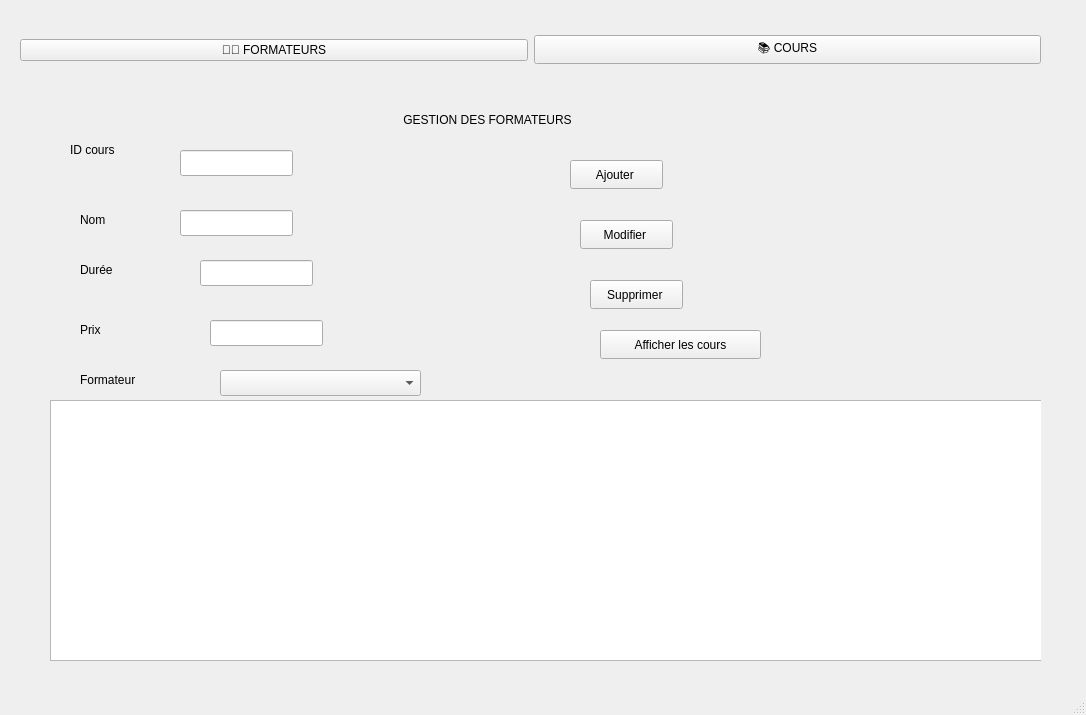
Qt form mainwindow.ui (Ali-belkadhi/QT_2026) before a commit.
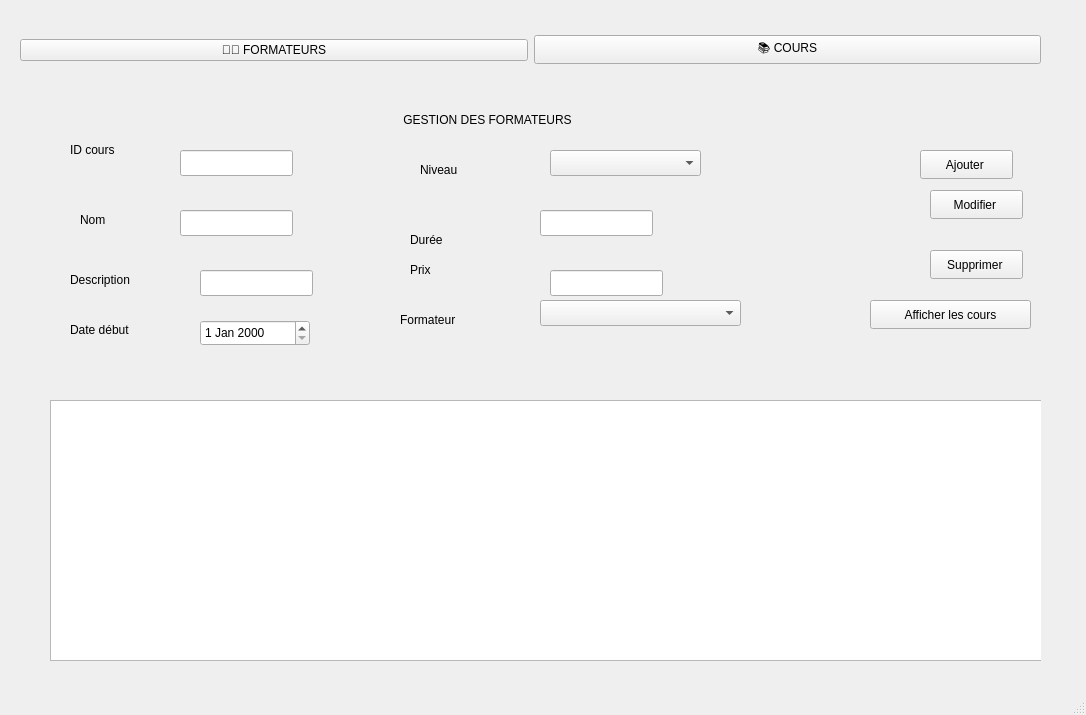
The same form after that commit. The open tabs and pages were chosen to show the change.

```diff
--- a/mainwindow.ui
+++ b/mainwindow.ui
@@ -100,8 +100,8 @@
          <widget class="QLabel" name="label_9">
           <property name="geometry">
            <rect>
-            <x>50</x>
-            <y>150</y>
+            <x>380</x>
+            <y>120</y>
             <width>63</width>
             <height>20</height>
            </rect>
@@ -113,8 +113,8 @@
          <widget class="QLabel" name="label_10">
           <property name="geometry">
            <rect>
-            <x>50</x>
-            <y>210</y>
+            <x>380</x>
+            <y>150</y>
             <width>63</width>
             <height>20</height>
            </rect>
@@ -126,8 +126,8 @@
          <widget class="QLabel" name="label_11">
           <property name="geometry">
            <rect>
-            <x>50</x>
-            <y>260</y>
+            <x>370</x>
+            <y>200</y>
             <width>111</width>
             <height>20</height>
            </rect>
@@ -159,8 +159,8 @@
          <widget class="QComboBox" name="comboFormateur">
           <property name="geometry">
            <rect>
-            <x>190</x>
-            <y>260</y>
+            <x>510</x>
+            <y>190</y>
             <width>201</width>
             <height>26</height>
            </rect>
@@ -169,8 +169,8 @@
          <widget class="QLineEdit" name="editDuree">
           <property name="geometry">
            <rect>
-            <x>170</x>
-            <y>150</y>
+            <x>510</x>
+            <y>100</y>
             <width>113</width>
             <height>26</height>
            </rect>
@@ -179,8 +179,8 @@
          <widget class="QLineEdit" name="editPrix">
           <property name="geometry">
            <rect>
-            <x>180</x>
-            <y>210</y>
+            <x>520</x>
+            <y>160</y>
             <width>113</width>
             <height>26</height>
            </rect>
@@ -189,8 +189,8 @@
          <widget class="QPushButton" name="btnAjouterCours">
           <property name="geometry">
            <rect>
-            <x>540</x>
-            <y>50</y>
+            <x>890</x>
+            <y>40</y>
             <width>93</width>
             <height>29</height>
            </rect>
@@ -202,8 +202,8 @@
          <widget class="QPushButton" name="btnModifierCours">
           <property name="geometry">
            <rect>
-            <x>550</x>
-            <y>110</y>
+            <x>900</x>
+            <y>80</y>
             <width>93</width>
             <height>29</height>
            </rect>
@@ -215,8 +215,8 @@
          <widget class="QPushButton" name="btnSupprimerCours">
           <property name="geometry">
            <rect>
-            <x>560</x>
-            <y>170</y>
+            <x>900</x>
+            <y>140</y>
             <width>93</width>
             <height>29</height>
            </rect>
@@ -228,8 +228,8 @@
          <widget class="QPushButton" name="btnAfficherCours">
           <property name="geometry">
            <rect>
-            <x>570</x>
-            <y>220</y>
+            <x>840</x>
+            <y>190</y>
             <width>161</width>
             <height>29</height>
            </rect>
@@ -261,6 +261,75 @@
            <string> GESTION DES FORMATEURS</string>
           </property>
          </widget>
+         <widget class="QLabel" name="label_15">
+          <property name="geometry">
+           <rect>
+            <x>40</x>
+            <y>160</y>
+            <width>63</width>
+            <height>20</height>
+           </rect>
+          </property>
+          <property name="text">
+           <string>Description     </string>
+          </property>
+         </widget>
+         <widget class="QLabel" name="label_16">
+          <property name="geometry">
+           <rect>
+            <x>40</x>
+            <y>210</y>
+            <width>63</width>
+            <height>20</height>
+           </rect>
+          </property>
+          <property name="text">
+           <string>Date début </string>
+          </property>
+         </widget>
+         <widget class="QDateEdit" name="dateEditDebut">
+          <property name="geometry">
+           <rect>
+            <x>170</x>
+            <y>210</y>
+            <width>110</width>
+            <height>26</height>
+           </rect>
+          </property>
+         </widget>
+         <widget class="QLineEdit" name="editDescriptionCours">
+          <property name="geometry">
+           <rect>
+            <x>170</x>
+            <y>160</y>
+            <width>113</width>
+            <height>26</height>
+           </rect>
+          </property>
+         </widget>
+         <widget class="QLabel" name="label_17">
+          <property name="geometry">
+           <rect>
+            <x>390</x>
+            <y>50</y>
+            <width>63</width>
+            <height>20</height>
+           </rect>
+          </property>
+          <property name="text">
+           <string>Niveau       </string>
+          </property>
+         </widget>
+         <widget class="QComboBox" name="comboNiveau">
+          <property name="geometry">
+           <rect>
+            <x>520</x>
+            <y>40</y>
+            <width>151</width>
+            <height>26</height>
+           </rect>
+          </property>
+         </widget>
         </widget>
         <widget class="QWidget" name="pageFormateurs">
          <widget class="QLabel" name="label">
```
Left out of the diff: 50 changed lines with no effect on the pictures.
